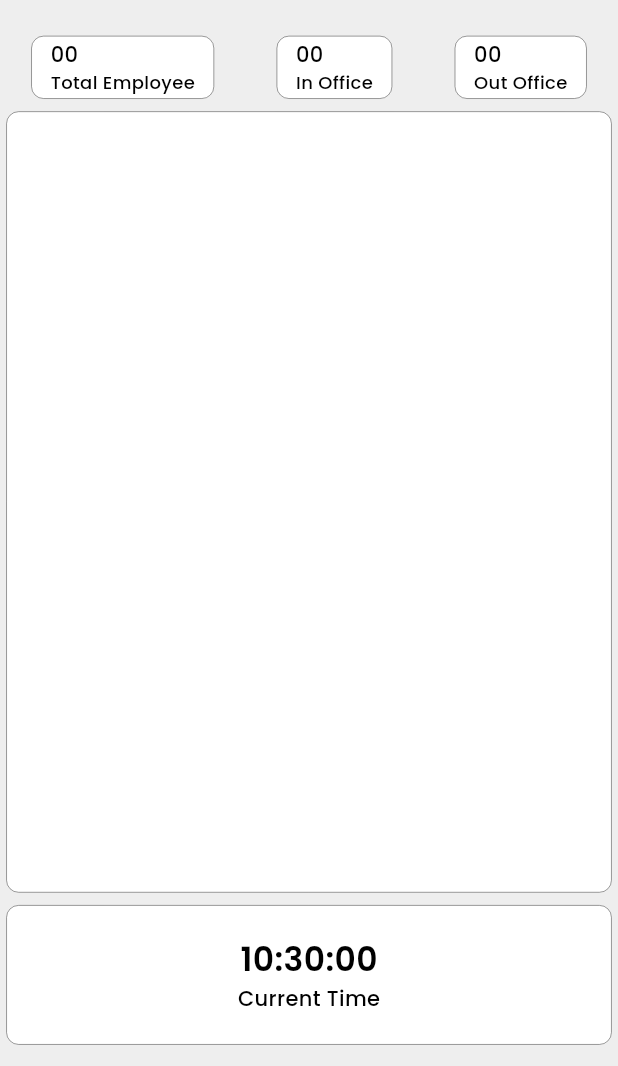
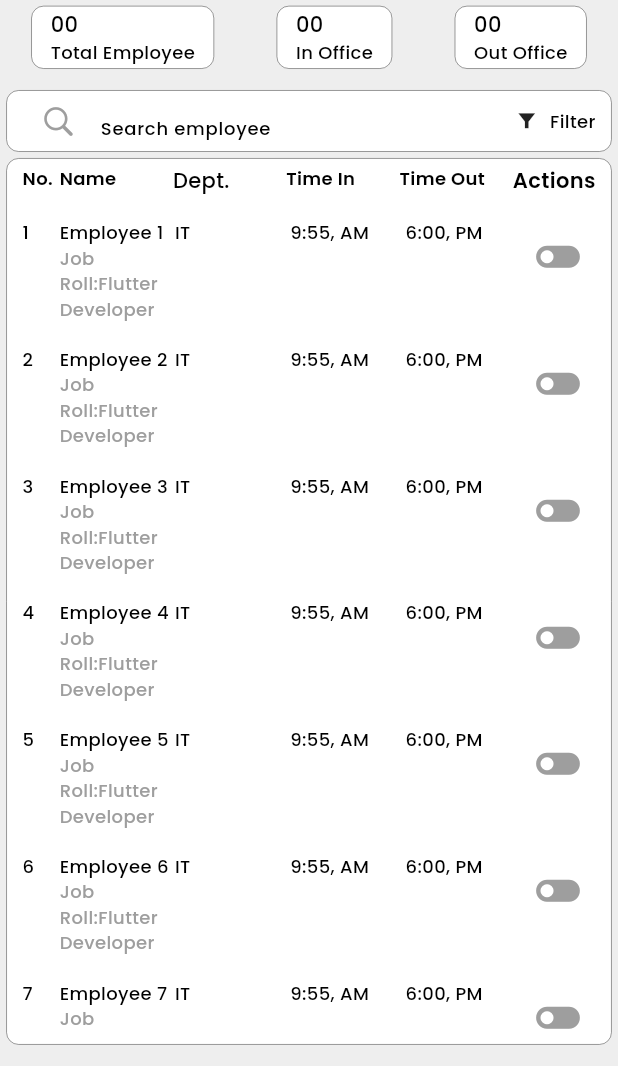
Before and after one commit to Akshay-Panika/Ftfl-dashboard, a Flutter app: the DashboardScreen screen opened directly, on a phone screen of 412 x 824 dp, the part 170-1236 px from its top. Run offline on Flutter 3.47's test engine with Material 3 defaults, Android fonts, the light colour scheme and no system bars; our stand-ins replace file_picker, firebase_core, google_fonts; accounts and stored records are empty.

Commit message:
Ftfl dashboard create 2025

```diff
--- a/lib/app_widget/custom_text_form_field.dart
+++ b/lib/app_widget/custom_text_form_field.dart
@@ -47,15 +47,15 @@ class CustomTextFormField extends StatelessWidget {
       readOnly: readOnly ,
       decoration: InputDecoration(
         hintText: hintText,
-        hintStyle: textStyle14(context, color: hintStyleColor??  Colors.grey),
+        hintStyle: textStyle12(context, color: hintStyleColor??  Colors.black),
         prefixIcon: prefixIcon != null ? Icon(prefixIcon,color: Colors.grey,) : null,
         suffixIcon: suffixIcon != null ? InkWell(
             onTap: visibility,
             child: Icon(suffixIcon, color: Colors.grey,)) : null,
-         border:showBorder ? UnderlineInputBorder():InputBorder.none,
-        enabledBorder:showBorder ? UnderlineInputBorder():InputBorder.none,
-        focusedBorder:showBorder ? UnderlineInputBorder():InputBorder.none,
-        // focusedBorder: UnderlineInputBorder(borderRadius: BorderRadius.circular(borderRadius), borderSide: BorderSide(color: borderColor, width: 1),
+         border:showBorder ? UnderlineInputBorder(borderSide: BorderSide(color: Colors.black54)):InputBorder.none,
+        enabledBorder:showBorder ? UnderlineInputBorder(borderSide: BorderSide(color: Colors.black54)):InputBorder.none,
+        focusedBorder:showBorder ? UnderlineInputBorder(borderSide: BorderSide(color: Colors.black54)):InputBorder.none,
+         // focusedBorder: UnderlineInputBorder(borderRadius: BorderRadius.circular(borderRadius), borderSide: BorderSide(color: borderColor, width: 1),
         ),
     );
   }
--- /dev/null
+++ b/lib/screens/dashboard/contant/attendance_list.dart
@@ -0,0 +1,163 @@
+import 'package:flutter/cupertino.dart';
+import 'package:flutter/material.dart';
+import 'package:ftfl_dashboard/app_widget/custom_hw.dart';
+import 'package:ftfl_dashboard/app_widget/custom_textstyle.dart';
+import 'package:ftfl_dashboard/app_widget/dimands.dart';
+
+import '../../../app_widget/custom_container.dart';
+import '../../../app_widget/custom_text_form_field.dart';
+import '../../../core/theme.dart';
+
+class AttendanceList extends StatefulWidget {
+  const AttendanceList({super.key});
+
+  @override
+  State<AttendanceList> createState() => _AttendanceListState();
+}
+class _AttendanceListState extends State<AttendanceList> {
+
+  final TextEditingController _searchController = TextEditingController();
+  List<String> employeeList = List.generate(10, (index) => 'Employee ${index + 1}');
+  List<String> filteredList = [];
+
+  bool _addEmployee = false;
+  List<bool> isSelectedList = List.generate(10, (index) => false);
+
+  @override
+  void initState() {
+    super.initState();
+    filteredList = employeeList;
+  }
+
+  void _filterEmployees(String query) {
+    setState(() {
+      filteredList = employeeList
+          .where((employee) => employee.toLowerCase().contains(query.toLowerCase()))
+          .toList();
+    });
+  }
+
+  @override
+  Widget build(BuildContext context) {
+    Demands demands = Demands(context);
+    return Column(
+      children: [
+        /// Search Bar, Filter,
+        customContainer(
+          bRadius: demands.screenHeight*0.01,
+          hMargin: demands.screenWidth*0.01,
+          hPadding: demands.screenWidth*0.025,
+          height:demands.screenHeight*0.05,
+          borderColor: customColor.borderColor,
+          shadowColor: Colors.transparent,
+          child: Row(
+            crossAxisAlignment: CrossAxisAlignment.center,
+            mainAxisAlignment: MainAxisAlignment.center,
+            children: [
+              Expanded(
+                 child: CustomTextFormField(
+                   hintText: 'Search employee',
+                   keyboardType: TextInputType.text,
+                   showBorder: false,
+                   prefixIcon: CupertinoIcons.search,
+                   controller: _searchController,
+                   onChanged: _filterEmployees,
+                   readOnly:  _addEmployee?true:false,
+                 ),
+              ),
+              SizedBox(width: demands.screenWidth*0.02,),
+              Row(
+                children: [
+                  Padding(padding: const EdgeInsets.only(right: 8.0), child: Icon(Icons.filter_alt_sharp, size: 15),),
+                  Text("Filter", style: textStyle12(context,)),
+                ],
+              )
+            ],
+          ),
+        ),
+        Expanded(
+          child: customContainer(
+            bRadius: demands.screenHeight*0.01,
+            hMargin: demands.screenWidth*0.01, vMargin: demands.screenWidth*0.01,
+            vPadding: demands.screenWidth*0.01,
+            hPadding: demands.screenWidth*0.025,
+            borderColor: customColor.borderColor,
+            shadowColor: Colors.transparent,
+            child: Column(
+              children: [
+
+                /// Headline
+                Row(
+                  crossAxisAlignment: CrossAxisAlignment.start,
+                  children: [
+                    SizedBox(width:demands.screenWidth>600?demands.screenWidth*0.03: demands.screenWidth*0.06,
+                        child: Text("No.", style: textStyle12(context,fontWeight: FontWeight.w600),)),
+                    Expanded(flex: demands.screenWidth>600?2:1,
+                        child: Text("Name", style: textStyle12(context,fontWeight: FontWeight.w600),)),
+                    Expanded(child: Text(demands.screenWidth>600?'Department':'Dept.', style: textStyle14(context,color: Colors.black))),
+                    Expanded(child: Text("Time In", style: textStyle12(context,fontWeight: FontWeight.w600),)),
+                    Expanded(child: Text("Time Out", style: textStyle12(context,fontWeight: FontWeight.w600),)),
+                    Text('Actions', style: textStyle14(context,fontWeight: FontWeight.w600)),
+                  ],
+                ),
+
+                SizedBox(height: demands.screenHeight*0.02,),
+
+                filteredList.isEmpty
+                    ? Expanded(child: Center(child: Text('No Employees Found', style: textStyle14(context,color: Colors.black),)),)
+                    : Expanded(
+                  child: ListView.builder(
+                    itemCount: filteredList.length,
+                    itemBuilder: (context, index) {
+                      var srNumber = index+1;
+                      return Padding(
+                        padding:  EdgeInsets.only(bottom: demands.screenHeight*0.02),
+                        child: Row(
+                          crossAxisAlignment: CrossAxisAlignment.start,
+                          children: [
+                            SizedBox(width:demands.screenWidth>600?demands.screenWidth*0.03:demands.screenWidth*0.06, child: Text(srNumber.toString(), style: textStyle12(context),)),
+
+                            Expanded(
+                              flex: demands.screenWidth>600?2:1,
+                              child: Column(
+                                crossAxisAlignment: CrossAxisAlignment.start,
+                                children: [
+                                  Text(filteredList[index], style: textStyle12(context),),
+                                  Text("Job Roll:Flutter Developer", style: textStyle12(context, color: Colors.grey),),
+                                ],
+                              ),
+                            ),
+                            Expanded(child: Text("IT", style: textStyle12(context),)),
+                            Expanded(child: Text("9:55, AM", style: textStyle12(context),)),
+                            Expanded(child: Text("6:00, PM", style: textStyle12(context),)),
+                            ToggleButtons(
+                              borderColor: Colors.transparent, selectedBorderColor: Colors.transparent,
+                              fillColor: Colors.transparent, splashColor: Colors.transparent,
+                              isSelected: [isSelectedList[index]], // Set state per row
+                              onPressed: (int btnIndex) {
+                                setState(() {
+                                  isSelectedList[index] = !isSelectedList[index]; // Toggle ON/OFF
+                                });
+                              },
+                              children: [
+                                Icon(
+                                  isSelectedList[index] ? Icons.toggle_on : Icons.toggle_off,
+                                  color: isSelectedList[index] ? Colors.black : Colors.grey, size: 35,
+                                ),
+                              ],
+                            ),
+                          ],
+                        ),
+                      );
+                    },
+                  ),
+                )
+              ],
+            ),
+          ),
+        ),
+
+      ],
+    );
+  }
+}
--- a/lib/screens/dashboard/contant/dashboard.dart
+++ b/lib/screens/dashboard/contant/dashboard.dart
@@ -7,6 +7,7 @@ import '../../../app_widget/custom_container.dart';
 import '../../../app_widget/custom_textstyle.dart';
 import '../../../core/theme.dart';
 import '../widget/clock_view.dart';
+import 'attendance_list.dart';
 
 class Dashboard extends StatelessWidget {
   const Dashboard({super.key});
@@ -32,7 +33,7 @@ class Dashboard extends StatelessWidget {
               Expanded(
                 child: Column(
                   children: [
-                    20.height,
+
                     Row(
                       mainAxisAlignment: demands.screenWidth > 600 ? MainAxisAlignment.spaceAround:MainAxisAlignment.spaceAround,
                       children: [
@@ -41,24 +42,15 @@ class Dashboard extends StatelessWidget {
                         _buildCard(demands, context, label: 'Out Office', value: '00'),
                       ],
                     ),
-
-                    Expanded(
-                      child: customContainer(
-                        bRadius: demands.screenHeight*0.01,
-                        hMargin: demands.screenWidth*0.01, vMargin: demands.screenWidth*0.01,
-                        vPadding: demands.screenWidth*0.01,
-                        hPadding: demands.screenWidth*0.025,
-                        borderColor: customColor.borderColor,
-                        shadowColor: Colors.transparent,
-                      ),
-                    ),
+                    10.height,
+                    /// Attendance List
+                    Expanded(child: AttendanceList(),),
                   ],
                 ),
               ),
 
               /// ClockWidget
-              ClockWidget(),
-              demands.screenWidth>600?20.height:10.height
+              demands.screenWidth>600?  ClockWidget():10.height
             ],
           ),
         )
--- a/lib/screens/dashboard/contant/emoloyee.dart
+++ b/lib/screens/dashboard/contant/emoloyee.dart
@@ -192,7 +192,9 @@ class _EmployeeState extends State<Employee> {
                     itemCount: filteredList.length,
                     itemBuilder: (context, index) {
                       var srNumber = index+1;
-                      return Row(
+                      return Padding(
+                        padding:  EdgeInsets.only(bottom: demands.screenHeight*0.02),
+                        child: Row(
                           mainAxisAlignment: MainAxisAlignment.start,
                           crossAxisAlignment: CrossAxisAlignment.start,
                           children: [
@@ -238,6 +240,7 @@ class _EmployeeState extends State<Employee> {
                               ),
                             ),
                           ],
+                        ),
                       );
                     },
                   ),
--- a/pubspec.yaml
+++ b/pubspec.yaml
@@ -38,7 +38,6 @@ dependencies:
   url_launcher: ^6.3.1
   intl: ^0.20.2
   file_picker: ^9.0.1
-  image_picker: ^1.1.2
   firebase_core: ^3.12.1
 
 dev_dependencies:
```
Also changed, not shown: lib/app_widget/custom_decoration.dart (deleted, +0 -19 lines), lib/screens/employee_form/employee_form.dart (+3 -8 lines), lib/screens/employee_form/widget/image_picker.dart (added, +51 -0 lines), pubspec.lock, 6 other files. Lines whose indentation alone changed are shown as unchanged.
